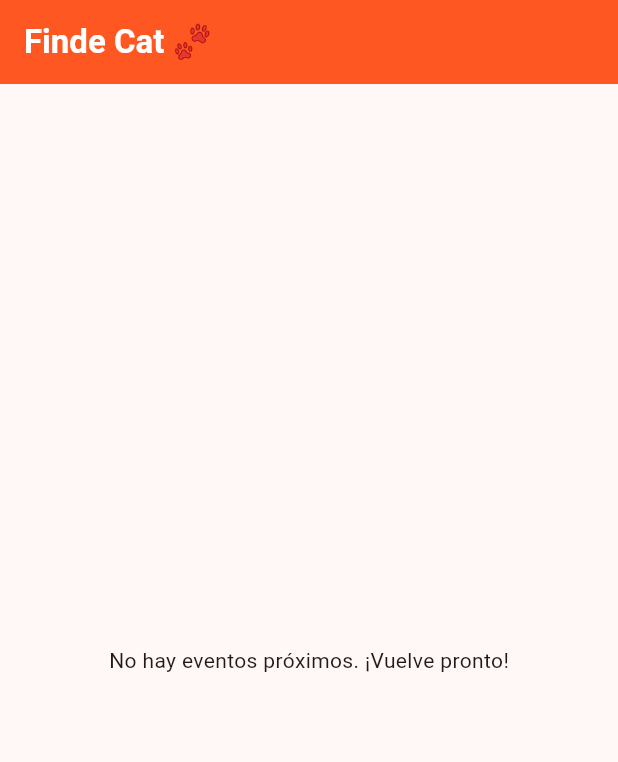
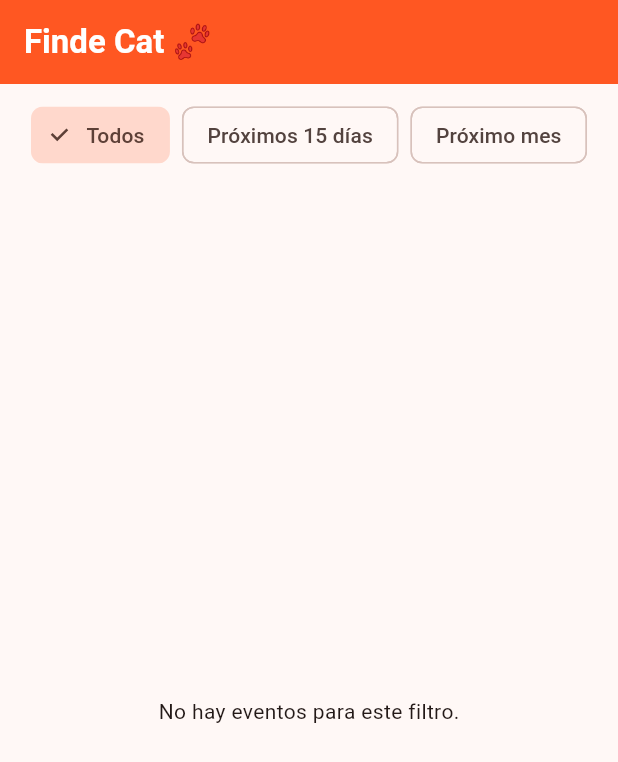
Before and after one commit to gestionarlaweb/finde_cat, a Flutter app: the screen it shows after launch, on a phone screen of 412 x 824 dp. Shown: the top 762 px of the screen. Run offline on Flutter 3.47's test engine with Material 3 defaults, Android fonts, the phone set to English and light mode, and no system bars; our stand-ins replace cloud_firestore, firebase_core; accounts and stored records are empty; generated files the repository leaves out were written again.

Commit message:
Añadir filtro

```diff
--- a/lib/screens/home_screen.dart
+++ b/lib/screens/home_screen.dart
@@ -3,8 +3,42 @@ import '../services/database_service.dart';
 import '../models/evento_model.dart';
 import '../widgets/evento_card.dart';
 
-class HomeScreen extends StatelessWidget {
+// Cambiamos a StatefulWidget para poder cambiar el filtro dinámicamente
+class HomeScreen extends StatefulWidget {
   const HomeScreen({super.key});
+
+  @override
+  State<HomeScreen> createState() => _HomeScreenState();
+}
+
+class _HomeScreenState extends State<HomeScreen> {
+  // Filtro por defecto: 0 = Todos, 1 = 15 días, 2 = 30 días
+  int _filtroSeleccionado = 0;
+
+  List<Evento> _aplicarFiltro(List<Evento> eventos) {
+    final ahora = DateTime.now();
+
+    if (_filtroSeleccionado == 1) {
+      // Próximos 15 días
+      final limite = ahora.add(const Duration(days: 15));
+      return eventos
+          .where(
+            (e) =>
+                e.fechaInicio.isAfter(ahora) && e.fechaInicio.isBefore(limite),
+          )
+          .toList();
+    } else if (_filtroSeleccionado == 2) {
+      // Próximo mes
+      final limite = ahora.add(const Duration(days: 30));
+      return eventos
+          .where(
+            (e) =>
+                e.fechaInicio.isAfter(ahora) && e.fechaInicio.isBefore(limite),
+          )
+          .toList();
+    }
+    return eventos; // Todos
+  }
 
   @override
   Widget build(BuildContext context) {
@@ -19,33 +53,66 @@ class HomeScreen extends StatelessWidget {
         backgroundColor: Colors.deepOrange,
         foregroundColor: Colors.white,
       ),
-      body: StreamBuilder<List<Evento>>(
+      body: Column(
+        children: [
+          // BARRA DE FILTROS (CHIPS)
+          SingleChildScrollView(
+            scrollDirection: Axis.horizontal,
+            padding: const EdgeInsets.symmetric(horizontal: 15, vertical: 10),
+            child: Row(
+              children: [
+                _filtroChip(0, "Todos"),
+                const SizedBox(width: 8),
+                _filtroChip(1, "Próximos 15 días"),
+                const SizedBox(width: 8),
+                _filtroChip(2, "Próximo mes"),
+              ],
+            ),
+          ),
+
+          // LISTA DE EVENTOS
+          Expanded(
+            child: StreamBuilder<List<Evento>>(
               stream: db.getEventos(),
               builder: (context, snapshot) {
                 if (snapshot.connectionState == ConnectionState.waiting) {
                   return const Center(child: CircularProgressIndicator());
                 }
 
-          if (snapshot.hasError) {
-            return Center(child: Text('Error: ${snapshot.error}'));
-          }
+                final todosLosEventos = snapshot.data ?? [];
+                final eventosFiltrados = _aplicarFiltro(todosLosEventos);
 
-          final eventos = snapshot.data ?? [];
-
-          if (eventos.isEmpty) {
+                if (eventosFiltrados.isEmpty) {
                   return const Center(
-              child: Text('No hay eventos próximos. ¡Vuelve pronto!'),
+                    child: Text('No hay eventos para este filtro.'),
                   );
                 }
 
                 return ListView.builder(
-            itemCount: eventos.length,
-            itemBuilder: (context, index) {
-              return EventoCard(evento: eventos[index]);
-            },
+                  itemCount: eventosFiltrados.length,
+                  itemBuilder: (context, index) =>
+                      EventoCard(evento: eventosFiltrados[index]),
                 );
               },
             ),
+          ),
+        ],
+      ),
+    );
+  }
+
+  // Widget auxiliar para los botoncitos de filtro
+  Widget _filtroChip(int index, String label) {
+    bool seleccionado = _filtroSeleccionado == index;
+    return ChoiceChip(
+      label: Text(label),
+      selected: seleccionado,
+      selectedColor: Colors.deepOrange.withOpacity(0.2),
+      onSelected: (bool selected) {
+        setState(() {
+          _filtroSeleccionado = index;
+        });
+      },
     );
   }
 }
```
Lines whose indentation alone changed are shown as unchanged.
